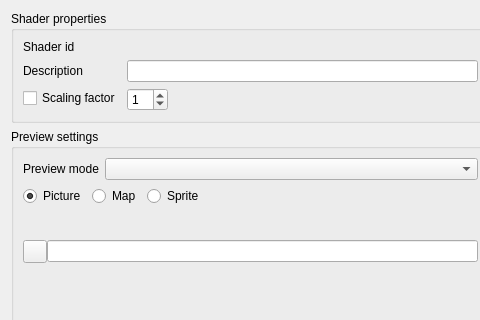
The window that src/widgets/shader_editor.ui (Kangie/solarus) describes before a commit, drawn with Qt 5; both pictures show x 0 to 480 and y 0 to 320 of the 1002 by 686 pixel window.
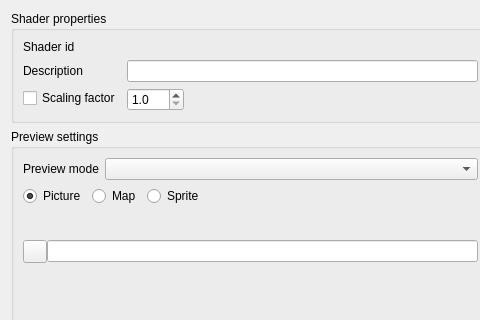
The same window after the commit. Icons and pictures are not drawn. Custom widgets are drawn as their Qt base class.

Commit message: Shader editor: implement scaling factor UI

Diff of the .ui file:
```diff
--- a/src/widgets/shader_editor.ui
+++ b/src/widgets/shader_editor.ui
@@ -81,10 +81,16 @@
            </widget>
           </item>
           <item row="2" column="1">
-           <widget class="QSpinBox" name="scaling_factor_field">
-            <property name="value">
+           <widget class="QDoubleSpinBox" name="scaling_factor_field">
+            <property name="decimals">
              <number>1</number>
             </property>
+            <property name="minimum">
+             <double>1.000000000000000</double>
+            </property>
+            <property name="value">
+             <double>1.000000000000000</double>
+            </property>
            </widget>
           </item>
          </layout>
```
The commit also changes 2 other files.
